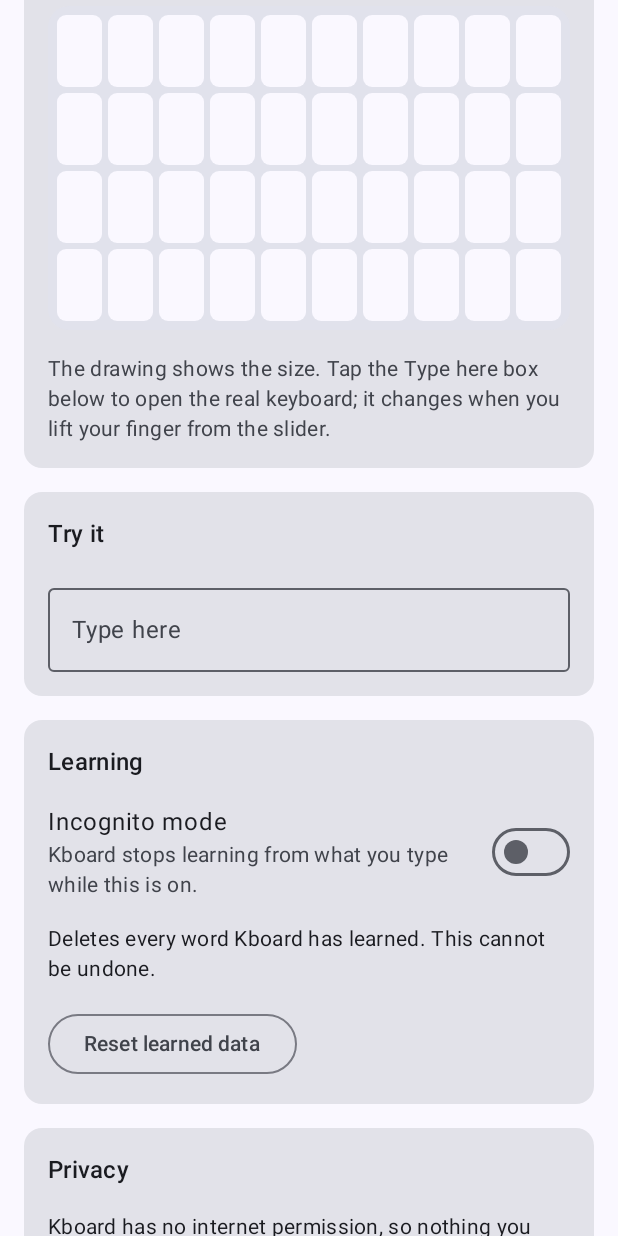
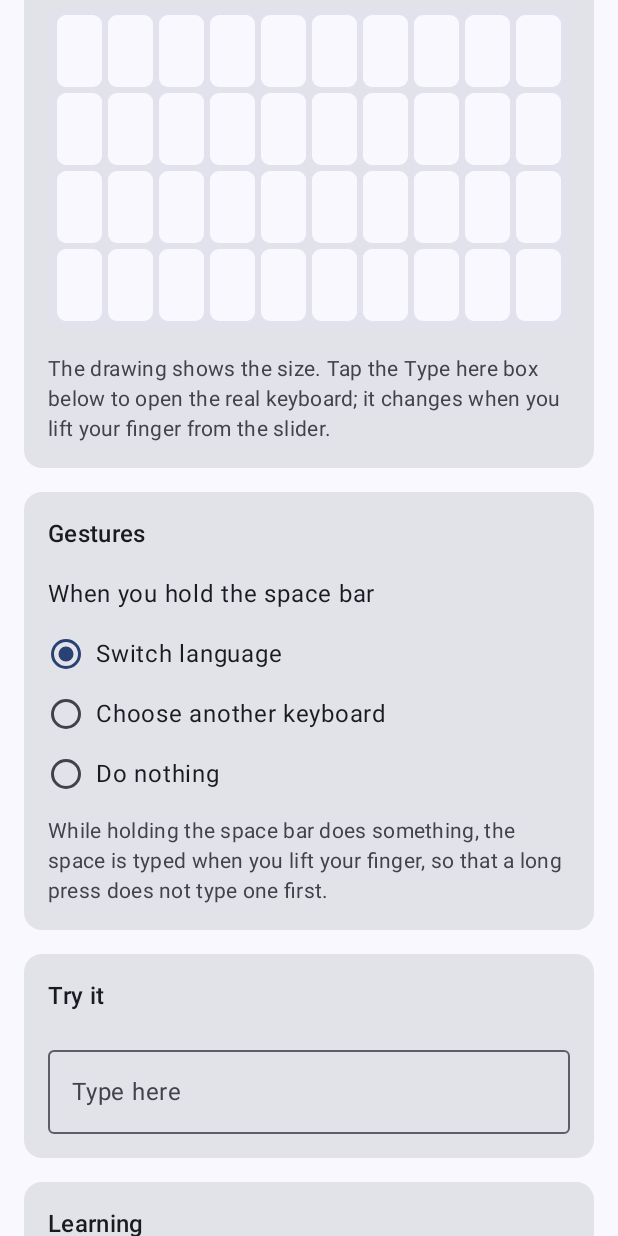
Before and after one commit to asikrshoudo/kboard, an Android app built with Jetpack Compose: the screen it shows after launch (MainActivity), scrolled down 576 dp, on a phone screen of 412 x 824 dp. Run offline under Robolectric (Android 15) with nearby library versions, the phone set to English and light mode, and no system bars; our stand-ins replace Dagger/Hilt's generated code, Room's generated code.

Commit message:
feat(app): gestures card for the space bar long press

```diff
--- a/app/src/main/kotlin/com/kboard/thekami/MainActivity.kt
+++ b/app/src/main/kotlin/com/kboard/thekami/MainActivity.kt
@@ -10,6 +10,7 @@ import androidx.compose.runtime.getValue
 import androidx.compose.runtime.mutableIntStateOf
 import androidx.compose.runtime.setValue
 import com.kboard.thekami.setup.KeyboardStatus
+import com.kboard.thekami.ui.GestureActions
 import com.kboard.thekami.ui.HomeActions
 import com.kboard.thekami.ui.HomeScreen
 import com.kboard.thekami.ui.LayoutActions
@@ -42,6 +43,7 @@ class MainActivity : ComponentActivity() {
                 onEnabledChange = viewModel::setSoundEnabled,
                 onVolumeChange = viewModel::setSoundVolumePercent,
             ),
+            gestures = GestureActions(onSpaceLongPressChange = viewModel::setSpaceLongPress),
         )
         setContent {
             KboardTheme {
--- /dev/null
+++ b/app/src/main/kotlin/com/kboard/thekami/ui/GestureActions.kt
@@ -0,0 +1,8 @@
+package com.kboard.thekami.ui
+
+import com.kboard.thekami.data.settings.SpaceLongPress
+
+/** What the user can change in the gestures card. */
+class GestureActions(
+    val onSpaceLongPressChange: (SpaceLongPress) -> Unit,
+)
--- /dev/null
+++ b/app/src/main/kotlin/com/kboard/thekami/ui/GesturesCard.kt
@@ -0,0 +1,54 @@
+package com.kboard.thekami.ui
+
+import androidx.compose.foundation.layout.Row
+import androidx.compose.foundation.layout.fillMaxWidth
+import androidx.compose.foundation.layout.padding
+import androidx.compose.foundation.selection.selectable
+import androidx.compose.material3.MaterialTheme
+import androidx.compose.material3.RadioButton
+import androidx.compose.material3.Text
+import androidx.compose.runtime.Composable
+import androidx.compose.ui.Alignment
+import androidx.compose.ui.Modifier
+import androidx.compose.ui.res.dimensionResource
+import androidx.compose.ui.res.stringResource
+import androidx.compose.ui.semantics.Role
+import com.kboard.thekami.R
+import com.kboard.thekami.data.settings.SpaceLongPress
+
+private fun labelOf(option: SpaceLongPress): Int = when (option) {
+    SpaceLongPress.SWITCH_LANGUAGE -> R.string.space_long_press_language
+    SpaceLongPress.KEYBOARD_PICKER -> R.string.space_long_press_picker
+    SpaceLongPress.NOTHING -> R.string.space_long_press_nothing
+}
+
+/** What holding the space bar does. */
+@Composable
+fun GesturesCard(spaceLongPress: SpaceLongPress, actions: GestureActions) {
+    SectionCard(title = stringResource(R.string.gestures_title)) {
+        Text(text = stringResource(R.string.space_long_press_title))
+        SpaceLongPress.entries.forEach { option ->
+            Row(
+                modifier = Modifier
+                    .fillMaxWidth()
+                    .selectable(
+                        selected = option == spaceLongPress,
+                        role = Role.RadioButton,
+                        onClick = { actions.onSpaceLongPressChange(option) },
+                    ),
+                verticalAlignment = Alignment.CenterVertically,
+            ) {
+                RadioButton(selected = option == spaceLongPress, onClick = null)
+                Text(
+                    text = stringResource(labelOf(option)),
+                    modifier = Modifier.padding(start = dimensionResource(R.dimen.spacing_small)),
+                )
+            }
+        }
+        Text(
+            text = stringResource(R.string.space_long_press_hint),
+            style = MaterialTheme.typography.bodyMedium,
+            color = MaterialTheme.colorScheme.onSurfaceVariant,
+        )
+    }
+}
--- a/app/src/main/kotlin/com/kboard/thekami/ui/HomeActions.kt
+++ b/app/src/main/kotlin/com/kboard/thekami/ui/HomeActions.kt
@@ -8,4 +8,5 @@ class HomeActions(
     val onResetLearning: () -> Unit,
     val layout: LayoutActions,
     val sound: SoundActions,
+    val gestures: GestureActions,
 )
--- a/app/src/main/kotlin/com/kboard/thekami/ui/HomeScreen.kt
+++ b/app/src/main/kotlin/com/kboard/thekami/ui/HomeScreen.kt
@@ -54,6 +54,7 @@ fun HomeScreen(
             )
             SoundCard(settings.sound, actions.sound)
             LayoutCard(settings.appearance, actions.layout)
+            GesturesCard(settings.behavior.spaceLongPress, actions.gestures)
             TryItCard()
             LearningCard(settings.incognitoEnabled, actions.onIncognitoChange, actions.onResetLearning)
             PrivacyCard()
--- a/app/src/main/kotlin/com/kboard/thekami/ui/SettingsViewModel.kt
+++ b/app/src/main/kotlin/com/kboard/thekami/ui/SettingsViewModel.kt
@@ -4,6 +4,7 @@ import androidx.lifecycle.ViewModel
 import androidx.lifecycle.viewModelScope
 import com.kboard.thekami.data.settings.KeyboardSettings
 import com.kboard.thekami.data.settings.SettingsRepository
+import com.kboard.thekami.data.settings.SpaceLongPress
 import com.kboard.thekami.engine.suggest.WordStore
 import dagger.hilt.android.lifecycle.HiltViewModel
 import javax.inject.Inject
@@ -55,6 +56,10 @@ class SettingsViewModel @Inject constructor(
         viewModelScope.launch { repository.sound.setVolumePercent(percent) }
     }
 
+    fun setSpaceLongPress(action: SpaceLongPress) {
+        viewModelScope.launch { repository.behavior.setSpaceLongPress(action) }
+    }
+
     /** Deletes every learned word and word pair, and the corrections the user had undone. */
     fun resetLearnedData() {
         viewModelScope.launch {
--- /dev/null
+++ b/app/src/main/res/values/strings_gestures.xml
@@ -0,0 +1,9 @@
+<?xml version="1.0" encoding="utf-8"?>
+<resources>
+    <string name="gestures_title">Gestures</string>
+    <string name="space_long_press_title">When you hold the space bar</string>
+    <string name="space_long_press_language">Switch language</string>
+    <string name="space_long_press_picker">Choose another keyboard</string>
+    <string name="space_long_press_nothing">Do nothing</string>
+    <string name="space_long_press_hint">While holding the space bar does something, the space is typed when you lift your finger, so that a long press does not type one first.</string>
+</resources>
```
